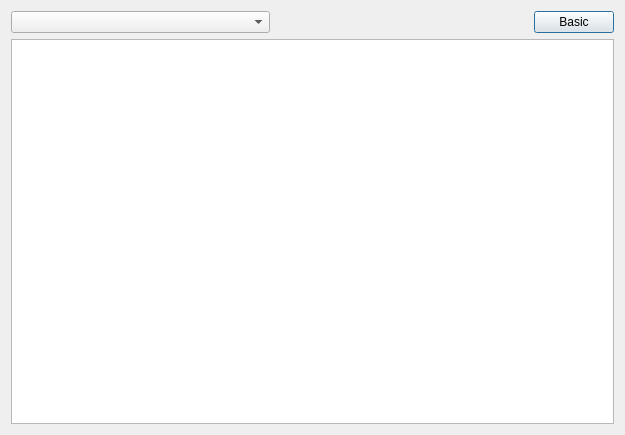
First picture: the form in plugins/tool_configurator/src/pyCfgDialog.ui, repository Holt59/mo2-merge, before the edit.
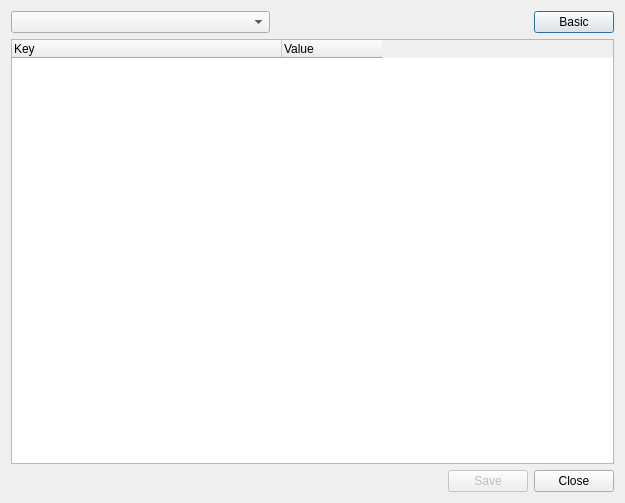
Second picture: the form after the edit. Icons and pictures are not drawn.

```diff
--- a/plugins/tool_configurator/src/pyCfgDialog.ui
+++ b/plugins/tool_configurator/src/pyCfgDialog.ui
@@ -7,7 +7,7 @@
     <x>0</x>
     <y>0</y>
     <width>625</width>
-    <height>435</height>
+    <height>503</height>
    </rect>
   </property>
   <property name="windowTitle">
@@ -66,7 +66,7 @@
       <number>2</number>
      </property>
      <attribute name="headerVisible">
-      <bool>false</bool>
+      <bool>true</bool>
      </attribute>
      <attribute name="headerDefaultSectionSize">
       <number>270</number>
@@ -79,16 +79,50 @@
      </attribute>
      <column>
       <property name="text">
-       <string notr="true">1</string>
+       <string notr="true">Key</string>
       </property>
      </column>
      <column>
       <property name="text">
-       <string notr="true">2</string>
+       <string notr="true">Value</string>
       </property>
      </column>
     </widget>
    </item>
+   <item>
+    <layout class="QHBoxLayout" name="horizontalLayout_2">
+     <item>
+      <spacer name="horizontalSpacer_2">
+       <property name="orientation">
+        <enum>Qt::Horizontal</enum>
+       </property>
+       <property name="sizeHint" stdset="0">
+        <size>
+         <width>40</width>
+         <height>20</height>
+        </size>
+       </property>
+      </spacer>
+     </item>
+     <item>
+      <widget class="QPushButton" name="saveButton">
+       <property name="enabled">
+        <bool>false</bool>
+       </property>
+       <property name="text">
+        <string>Save</string>
+       </property>
+      </widget>
+     </item>
+     <item>
+      <widget class="QPushButton" name="closeButton">
+       <property name="text">
+        <string>Close</string>
+       </property>
+      </widget>
+     </item>
+    </layout>
+   </item>
   </layout>
  </widget>
  <resources>
```
Left out of the diff: 2 changed lines with no effect on the pictures.
